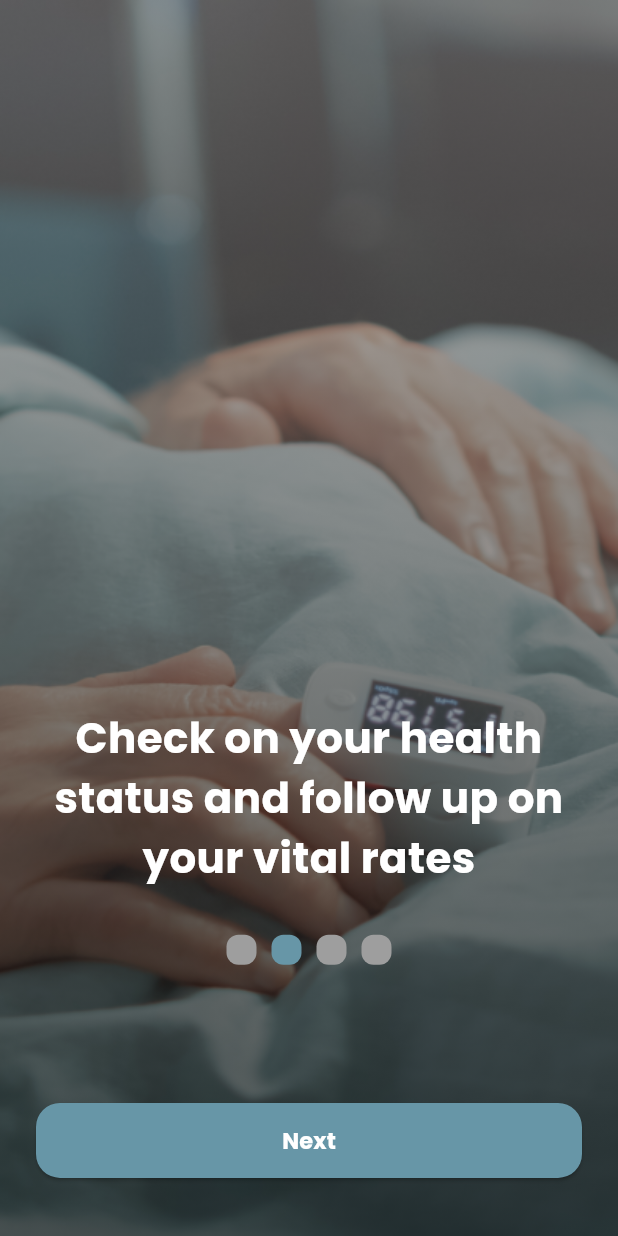
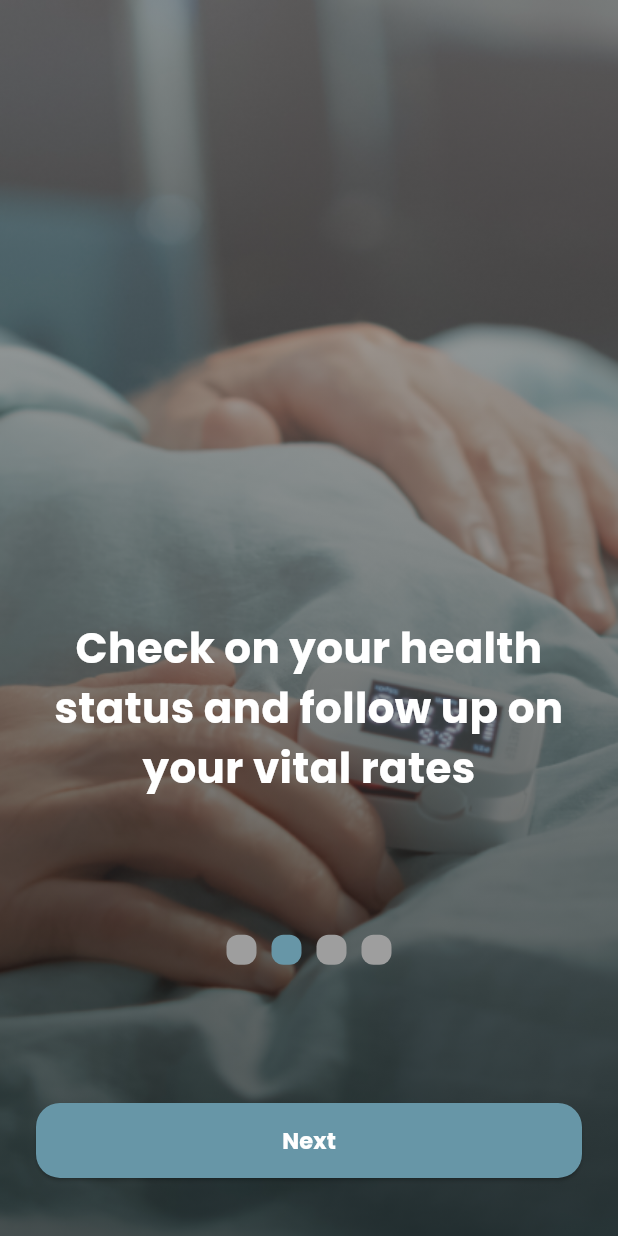
Before and after one commit to khaledtarek12/health_care_graduation, a Flutter app: the screen it shows after launch, after a tap on "Next", on a phone screen of 412 x 824 dp. Run offline on Flutter 3.47's test engine with Material 3 defaults, Android fonts, the phone set to English and light mode, and no system bars; drawn by our look-alikes of smooth_page_indicator; our stand-ins replace bloc, cloud_firestore, curved_navigation_bar, firebase_auth, firebase_core, flutter_bloc and 7 more; accounts and stored records are empty.

Commit message:
refactor the  ui

```diff
--- a/lib/forget_passwords/screens/create_new_password_view.dart
+++ b/lib/forget_passwords/screens/create_new_password_view.dart
@@ -49,7 +49,7 @@ class _CreateNewPasswordState extends State<CreateNewPassword> {
                 sufxIcon: iconButtonChange(),
                 obSecureText: obSecureText,
               ),
-              const SizedBox(height: 40),
+              const SizedBox(height: 30),
               CusttomButton(
                 text: 'Reset Password',
                 onTap: () {
--- /dev/null
+++ b/lib/screen_splash/views/widgets/spash3.dart
@@ -0,0 +1,33 @@
+import 'package:flutter/material.dart';
+import 'package:health_care/core/utils/styles.dart';
+
+class Splash3 extends StatelessWidget {
+  const Splash3({
+    super.key,
+    required this.orientation,
+  });
+
+  final Orientation orientation;
+
+  @override
+  Widget build(BuildContext context) {
+    return Padding(
+      padding: EdgeInsets.only(
+        left: orientation == Orientation.portrait ? 20 : 80, // left
+        top: orientation == Orientation.portrait ? 200 : 100, // top
+        right: orientation == Orientation.portrait ? 20 : 80, // right
+      ),
+      child: const Column(
+        mainAxisAlignment: MainAxisAlignment.center,
+        children: [
+          Text(
+            'Your best solution to follow up your health from home ',
+            style: style28,
+            textAlign: TextAlign.center,
+          ),
+          SizedBox(height: 80),
+        ],
+      ),
+    );
+  }
+}
--- /dev/null
+++ b/lib/screen_splash/views/widgets/splash0.dart
@@ -0,0 +1,51 @@
+import 'package:flutter/material.dart';
+import 'package:health_care/core/utils/styles.dart';
+
+class Splash0 extends StatelessWidget {
+  const Splash0({
+    super.key,
+    required this.context,
+    required this.orientation,
+  });
+
+  final BuildContext context;
+  final Orientation orientation;
+
+  @override
+  Widget build(BuildContext context) {
+    return Padding(
+      padding: EdgeInsets.only(
+        top: orientation == Orientation.portrait ? 280 : 50,
+        left: orientation == Orientation.portrait
+            ? 0
+            : MediaQuery.of(context).size.width * 0.2,
+        right: orientation == Orientation.portrait
+            ? 0
+            : MediaQuery.of(context).size.width * 0.1,
+      ),
+      child: Column(
+        mainAxisAlignment: MainAxisAlignment.center,
+        crossAxisAlignment: CrossAxisAlignment.center,
+        children: [
+          Text(
+            'Welcome to',
+            textAlign: TextAlign.center,
+            style: style28.copyWith(fontSize: 35),
+          ),
+          Text(
+            'Elderly',
+            textAlign: TextAlign.center,
+            style: style28.copyWith(fontSize: 35),
+          ),
+          const SizedBox(height: 40),
+          const Text(
+            'Taking care of the elderly through a sensor to measure his vital rates',
+            textAlign: TextAlign.center,
+            style: style15,
+          ),
+          const SizedBox(height: 20),
+        ],
+      ),
+    );
+  }
+}
--- /dev/null
+++ b/lib/screen_splash/views/widgets/splash1.dart
@@ -0,0 +1,33 @@
+import 'package:flutter/material.dart';
+import 'package:health_care/core/utils/styles.dart';
+
+class Splsh1 extends StatelessWidget {
+  const Splsh1({
+    super.key,
+    required this.orientation,
+  });
+
+  final Orientation orientation;
+
+  @override
+  Widget build(BuildContext context) {
+    return Padding(
+      padding: EdgeInsets.only(
+        left: orientation == Orientation.portrait ? 8 : 80, // left
+        top: orientation == Orientation.portrait ? 200 : 100, // top
+        right: orientation == Orientation.portrait ? 8 : 80, // right
+      ),
+      child: const Column(
+        mainAxisAlignment: MainAxisAlignment.center,
+        children: [
+          Text(
+            'Check on your health status and follow up on your vital rates',
+            style: style28,
+            textAlign: TextAlign.center,
+          ),
+          SizedBox(height: 80),
+        ],
+      ),
+    );
+  }
+}
--- /dev/null
+++ b/lib/screen_splash/views/widgets/splash2.dart
@@ -0,0 +1,33 @@
+import 'package:flutter/material.dart';
+import 'package:health_care/core/utils/styles.dart';
+
+class Splash2 extends StatelessWidget {
+  const Splash2({
+    super.key,
+    required this.orientation,
+  });
+
+  final Orientation orientation;
+
+  @override
+  Widget build(BuildContext context) {
+    return Padding(
+      padding: EdgeInsets.only(
+        left: orientation == Orientation.portrait ? 8 : 80, // left
+        top: orientation == Orientation.portrait ? 200 : 100, // top
+        right: orientation == Orientation.portrait ? 8 : 80, // right
+      ), // bottom
+      child: const Column(
+        mainAxisAlignment: MainAxisAlignment.center,
+        children: [
+          Text(
+            'Enter your medication appointments and let us remind you ',
+            style: style28,
+            textAlign: TextAlign.center,
+          ),
+          SizedBox(height: 80),
+        ],
+      ),
+    );
+  }
+}
--- a/lib/screen_splash/views/widgets/splash_view_body.dart
+++ b/lib/screen_splash/views/widgets/splash_view_body.dart
@@ -1,13 +1,16 @@
 import 'package:flutter/material.dart';
 import 'package:health_care/const.dart';
-import 'package:health_care/core/utils/styles.dart';
 import 'package:health_care/screen_splash/views/widgets/screen_intro1.dart';
 import 'package:health_care/screen_splash/views/widgets/screen_intro2.dart';
 import 'package:health_care/screen_splash/views/widgets/screen_intro3.dart';
 import 'package:health_care/screen_splash/views/widgets/screen_intro4.dart';
+import 'package:health_care/screen_splash/views/widgets/spash3.dart';
+import 'package:health_care/screen_splash/views/widgets/splash0.dart';
+import 'package:health_care/screen_splash/views/widgets/splash2.dart';
 import 'package:smooth_page_indicator/smooth_page_indicator.dart';
 
 import 'custom_splash_button.dart';
+import 'splash1.dart';
 
 class SplashViewBody extends StatefulWidget {
   const SplashViewBody({super.key});
@@ -35,7 +38,12 @@ class _SplashViewBodyState extends State<SplashViewBody> {
 
   @override
   Widget build(BuildContext context) {
-    return Stack(
+    return OrientationBuilder(
+      builder: (context, orientation) {
+        return SingleChildScrollView(
+          child: SizedBox(
+            height: MediaQuery.of(context).size.height,
+            child: Stack(
               children: [
                 PageView(
                   controller: pageController,
@@ -50,7 +58,8 @@ class _SplashViewBodyState extends State<SplashViewBody> {
                     Intro2(),
                     Intro3(),
                     Intro4(),
-            ]),
+                  ],
+                ),
                 Container(
                   alignment: const Alignment(0, 0.55),
                   child: SmoothPageIndicator(
@@ -72,94 +81,32 @@ class _SplashViewBodyState extends State<SplashViewBody> {
                     height: 50,
                     width: double.infinity,
                     child: CustomSplashButton(
-                isLastPage: isLastPage, pageController: pageController),
+                      isLastPage: isLastPage,
+                      pageController: pageController,
                     ),
                   ),
-        pageNumber == 0
-            ? _splash0()
-            : pageNumber == 1
-                ? _splash1()
-                : pageNumber == 2
-                    ? _splash2()
-                    : _splash3(),
+                ),
+                _buildSplashText(orientation),
               ],
+            ),
+          ),
+        );
+      },
     );
   }
 
-  Padding _splash0() {
-    return Padding(
-      padding: const EdgeInsets.only(top: 280),
-      child: Column(
-        mainAxisAlignment: MainAxisAlignment.center,
-        children: [
-          Text(
-            'Welcome to',
-            style: style28.copyWith(fontSize: 35),
-          ),
-          Text(
-            'Elderly',
-            style: style28.copyWith(fontSize: 35),
-          ),
-          const SizedBox(height: 40),
-          const Text(
-            textAlign: TextAlign.center,
-            'Taking care of the elderly through a sensor to measure his vital rates',
-            style: style15,
-          ),
-          const SizedBox(height: 20),
-        ],
-      ),
-    );
-  }
-
-  Padding _splash3() {
-    return const Padding(
-      padding: EdgeInsets.symmetric(horizontal: 16),
-      child: Column(
-        mainAxisAlignment: MainAxisAlignment.center,
-        children: [
-          SizedBox(height: 320),
-          Text(
-            textAlign: TextAlign.center,
-            'Your best solution to follow up your health from home ',
-            style: style28,
-          ),
-          SizedBox(height: 80),
-        ],
-      ),
-    );
-  }
-
-  Column _splash2() {
-    return const Column(
-      mainAxisAlignment: MainAxisAlignment.center,
-      children: [
-        SizedBox(height: 320),
-        Text(
-          textAlign: TextAlign.center,
-          'Enter your medication appointments and let us remind you ',
-          style: style28,
-        ),
-        SizedBox(height: 80),
-      ],
-    );
-  }
-
-  Padding _splash1() {
-    return const Padding(
-      padding: EdgeInsets.symmetric(horizontal: 8),
-      child: Column(
-        mainAxisAlignment: MainAxisAlignment.center,
-        children: [
-          SizedBox(height: 320),
-          Text(
-            textAlign: TextAlign.center,
-            'Check on your health status and follow up on your vital rates',
-            style: style28,
-          ),
-          SizedBox(height: 80),
-        ],
-      ),
-    );
+  Widget _buildSplashText(Orientation orientation) {
+    switch (pageNumber) {
+      case 0:
+        return Splash0(context: context, orientation: orientation);
+      case 1:
+        return Splsh1(orientation: orientation);
+      case 2:
+        return Splash2(orientation: orientation);
+      case 3:
+        return Splash3(orientation: orientation);
+      default:
+        return const SizedBox.shrink();
     }
   }
+}
```
Lines whose indentation alone changed are shown as unchanged.
